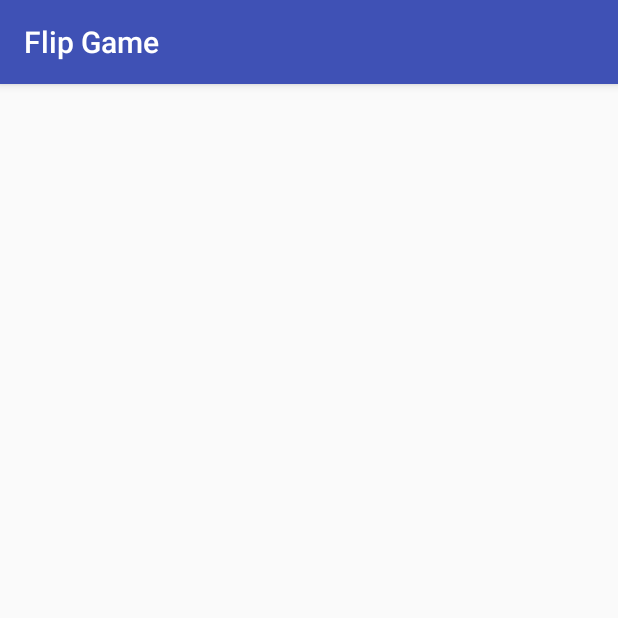
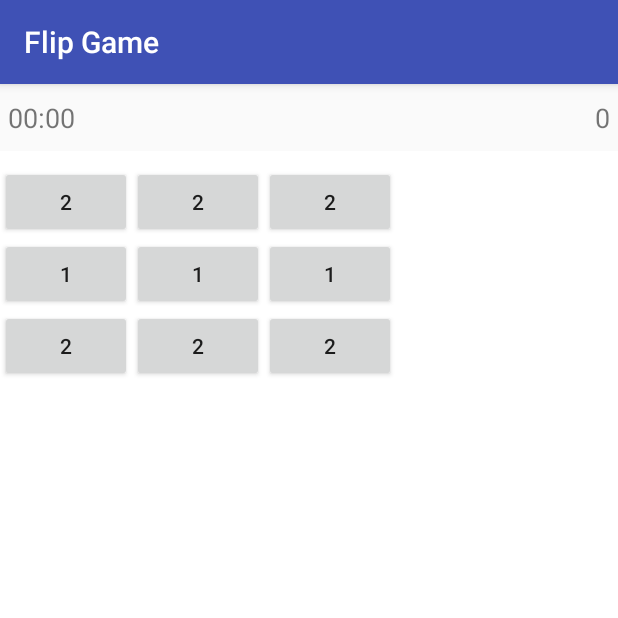
Before and after one commit to CarlosGarciaCor/Grupo_5_CJ_1EV, an Android app: the screen it shows after launch (ActividadPrincipal), on a phone screen of 412 x 824 dp, the top half of it. Run offline under Robolectric (Android 15) with nearby library versions, the phone set to English and light mode, and no system bars.

Commit message:
IMPOSIBLE PASARSE EL JUEGO

```diff
--- a/app/src/main/java/com/islasf/android/grupo5/ActividadPrincipal.java
+++ b/app/src/main/java/com/islasf/android/grupo5/ActividadPrincipal.java
@@ -2,12 +2,106 @@ package com.islasf.android.grupo5;
 
 import android.support.v7.app.AppCompatActivity;
 import android.os.Bundle;
+import android.util.Log;
+import android.view.View;
+import android.widget.Button;
+import android.widget.GridLayout;
+import android.widget.TextView;
+import android.widget.Toast;
+
+import java.util.ArrayList;
 
 public class ActividadPrincipal extends AppCompatActivity {
+
+    private Juego juego;
+    private Configuracion configuracion;
+    private Preferencias preferencias;
+    private GridLayout layout;
+    private ArrayList<Button> botones;
+    private TextView tbTiempo;
+    private TextView tbPulsaciones;
 
     @Override
     protected void onCreate(Bundle savedInstanceState) {
         super.onCreate(savedInstanceState);
         setContentView(R.layout.activity_actividad_principal);
+
+        layout = (GridLayout) findViewById(R.id.gridLayout);
+
+        tbTiempo=(TextView)findViewById(R.id.tbTiempo);
+        tbTiempo.setText("00:00");
+        tbPulsaciones=(TextView)findViewById(R.id.tbPulsaciones);
+        tbPulsaciones.setText("0");
+        botones=new ArrayList<>();
+        nuevaPartida();
     }
+
+    private void nuevaPartida(){
+
+        if (botones.size()>0){
+            layout.removeAllViews();
+            botones.clear();
+        }
+
+        configuracion=new Configuracion(2, 3, 3, 0);
+        preferencias=new Preferencias();
+
+        layout.setRowCount(configuracion.getY());
+        layout.setColumnCount(configuracion.getX());
+
+        juego=new Juego(configuracion, preferencias);
+
+        int i=0;
+        for (int y=0; y<configuracion.getY(); y++){
+            for (int x=0; x<configuracion.getX(); x++){
+                crearBoton(juego.getCasillas().get(i), i);
+                i++;
+            }
+        }
+    }
+
+    private void crearBoton(Casilla casilla, int id){
+
+        Button btn=new Button(this);
+        btn.setId(id); //Si no le pasas una ID te tira excepciones a la cara
+
+        int btnHeigth=layout.getHeight()/configuracion.getY();
+        int btnWidth=layout.getWidth()/configuracion.getX();
+        btn.setHeight(btnHeigth);
+        btn.setWidth(btnWidth);
+
+        btn.setText(Integer.toString(casilla.getValor()));
+
+        btn.setOnClickListener(new View.OnClickListener() {
+            @Override
+            public void onClick(View v) {
+                pulsarCasilla(v);
+            }
+        });
+
+        layout.addView(btn);
+        botones.add(btn);
+    }
+
+    private void pulsarCasilla(View v){
+        Button btn=(Button)v;
+        Casilla casilla=juego.getCasillas().get(btn.getId());
+
+        juego.pulsarCasilla(casilla);
+        juego.incrementarNumPulsaciones();
+        this.actualizar();
+        if (juego.condicionVictoria()){
+            Toast t=Toast.makeText(this, "BRAVO", Toast.LENGTH_SHORT);
+            t.show();
+            nuevaPartida();
+        }
+    }
+
+    private void actualizar(){
+        for (int i=0;i<botones.size();i++){
+            botones.get(i).setText(Integer.toString(juego.getCasillas().get(i).getValor()));
+        }
+        tbPulsaciones.setText(Integer.toString(juego.getNumPulsaciones()));
+    }
+
 }
--- a/app/src/main/java/com/islasf/android/grupo5/Juego.java
+++ b/app/src/main/java/com/islasf/android/grupo5/Juego.java
@@ -12,14 +12,21 @@ import java.util.Random;
 public class Juego {
 
     private Configuracion configuracion;
+    private Preferencias preferencias;
     private ArrayList<Casilla> listCasillas;
+    private ArrayList<Casilla> listReinicio;
+    private int numPulsaciones;
 
-    public Juego(Configuracion configuracion) {
+    public Juego(Configuracion configuracion, Preferencias preferencias) {
+        this.preferencias=preferencias;
         this.configuracion = configuracion;
         this.listCasillas=new ArrayList<>();
+        this.numPulsaciones=0;
+
         while (condicionVictoria()){
             this.generarCasillas();
         }
+        this.listReinicio=this.listCasillas;
     }
 
     private void generarCasillas(){
@@ -117,6 +124,10 @@ public class Juego {
         return true;
     }
 
+    public void reiniciarJuego(){
+        this.listCasillas=this.listReinicio;
+    }
+
     public Configuracion getConfiguracion() {
         return configuracion;
     }
@@ -124,4 +135,12 @@ public class Juego {
     public ArrayList<Casilla> getCasillas() {
         return listCasillas;
     }
+
+    public int getNumPulsaciones() {
+        return numPulsaciones;
+    }
+
+    public void incrementarNumPulsaciones() {
+        this.numPulsaciones++;
+    }
 }
--- a/app/src/main/res/layout/layout_juego.xml
+++ b/app/src/main/res/layout/layout_juego.xml
@@ -1,7 +1,49 @@
 <?xml version="1.0" encoding="utf-8"?>
-<GridLayout
+<TableLayout
     xmlns:android="http://schemas.android.com/apk/res/android"
+    xmlns:tools="http://schemas.android.com/tools"
     android:layout_width="match_parent"
-    android:layout_height="match_parent">
+    android:layout_height="match_parent"
+    android:id="@+id/tableLayout">
 
-</GridLayout>
+    <RelativeLayout
+        android:layout_width="match_parent"
+        android:layout_height="wrap_content"
+
+        android:paddingTop="10dp"
+        android:paddingBottom="10dp">
+
+        <TextView
+            android:text="TextView"
+            android:layout_width="wrap_content"
+            android:layout_height="wrap_content"
+            android:id="@+id/tbTiempo"
+            android:textSize="18sp"
+            android:textAlignment="textStart"
+            android:paddingLeft="5dp" />
+
+        <TextView
+            android:text="TextView"
+            android:layout_width="wrap_content"
+            android:layout_height="wrap_content"
+            android:id="@+id/tbPulsaciones"
+            android:layout_alignParentTop="true"
+            android:layout_alignParentEnd="true"
+            android:textSize="18sp"
+            android:textAlignment="textEnd"
+            android:paddingRight="5dp" />
+    </RelativeLayout>
+
+
+    <GridLayout
+        xmlns:android="http://schemas.android.com/apk/res/android"
+        android:layout_width="match_parent"
+        android:layout_height="match_parent"
+        android:id="@+id/gridLayout"
+        android:paddingTop="10dp"
+        android:background="@android:color/white">
+    </GridLayout>
+
+
+
+</TableLayout>
```
